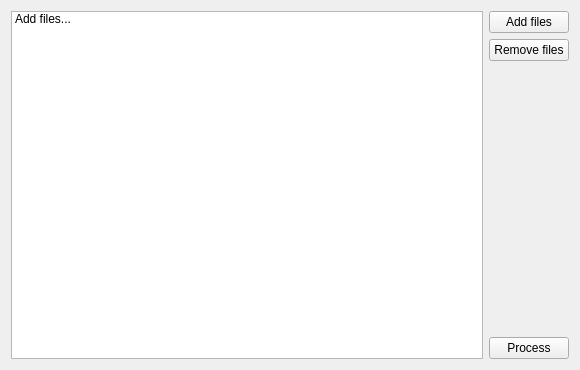
First picture: the form in evaluate.ui, repository fgu-cas/krocan-evaluator, before the edit.
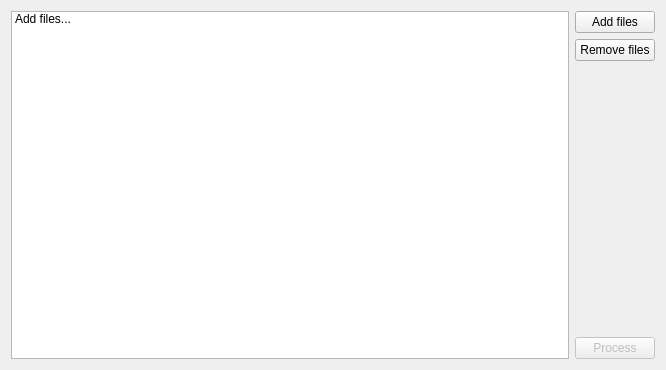
Second picture: the form after the edit.

The edit to the form file:
```diff
--- a/evaluate.ui
+++ b/evaluate.ui
@@ -6,7 +6,7 @@
    <rect>
     <x>0</x>
     <y>0</y>
-    <width>580</width>
+    <width>666</width>
     <height>370</height>
    </rect>
   </property>
@@ -54,6 +54,9 @@
      </item>
      <item>
       <widget class="QPushButton" name="processButton">
+       <property name="enabled">
+        <bool>false</bool>
+       </property>
        <property name="text">
         <string>Process</string>
        </property>
```
